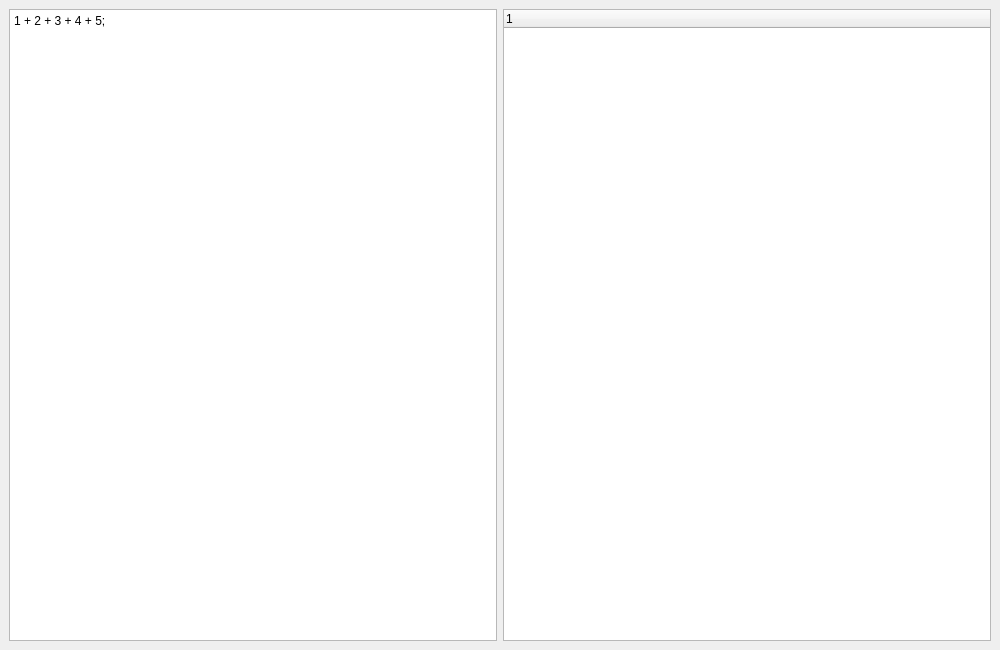
First picture: the form in src/Qt/mainwindow.ui, repository davidburchakov/CompilerCpp, before the edit.
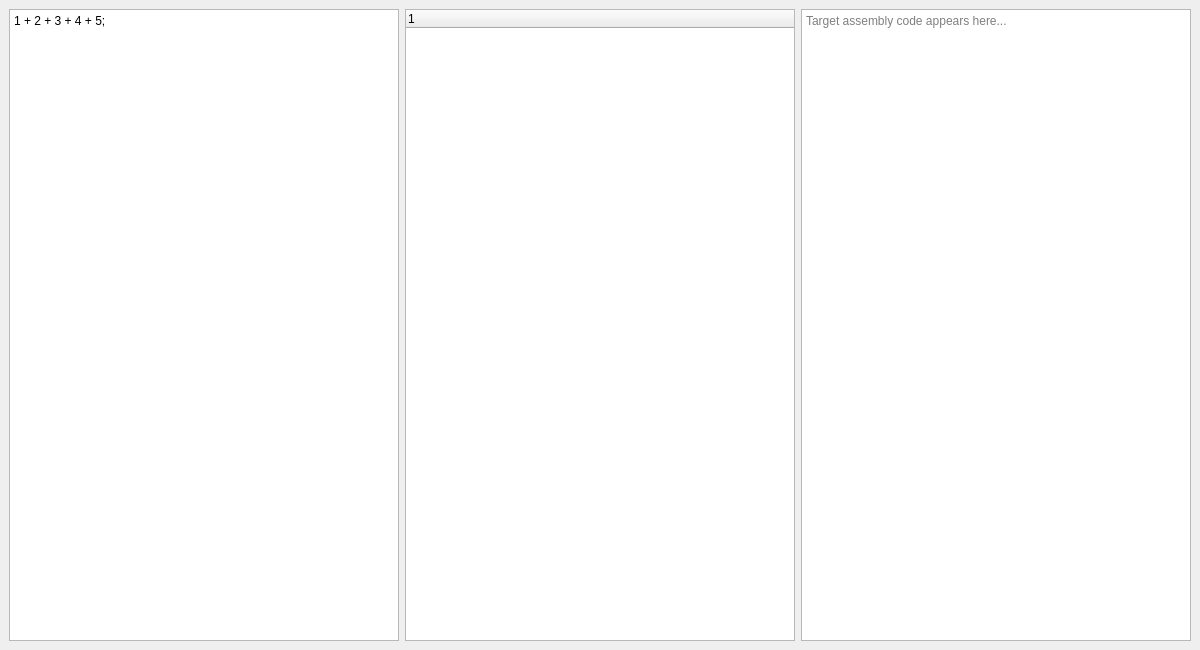
Second picture: the form after the edit.

Commit message: Optimizations: constant folding, algebraic replacement (n(n+1)/2) and assembly generation

Patch:
```diff
--- a/src/Qt/mainwindow.ui
+++ b/src/Qt/mainwindow.ui
@@ -6,11 +6,10 @@
             <rect>
                 <x>0</x>
                 <y>0</y>
-                <width>1000</width>
+                <width>1200</width> <!-- Increased window size for three columns -->
                 <height>650</height>
             </rect>
         </property>
-
         <property name="windowTitle">
             <string>ANTLR AST Viewer</string>
         </property>
@@ -36,6 +35,18 @@
                     </widget>
                 </item>
 
+                <!-- Right Column: New Assembly Output Viewer -->
+                <item>
+                    <widget class="QPlainTextEdit" name="assemblyViewer">
+                        <property name="readOnly">
+                            <bool>true</bool> <!-- Prevent the user from typing over generated code -->
+                        </property>
+                        <property name="placeholderText">
+                            <string>Target assembly code appears here...</string>
+                        </property>
+                    </widget>
+                </item>
+
             </layout>
         </widget>
 
```
Left out of the diff: 8 changed lines with no effect on the pictures. The commit also changes 13 other files.
